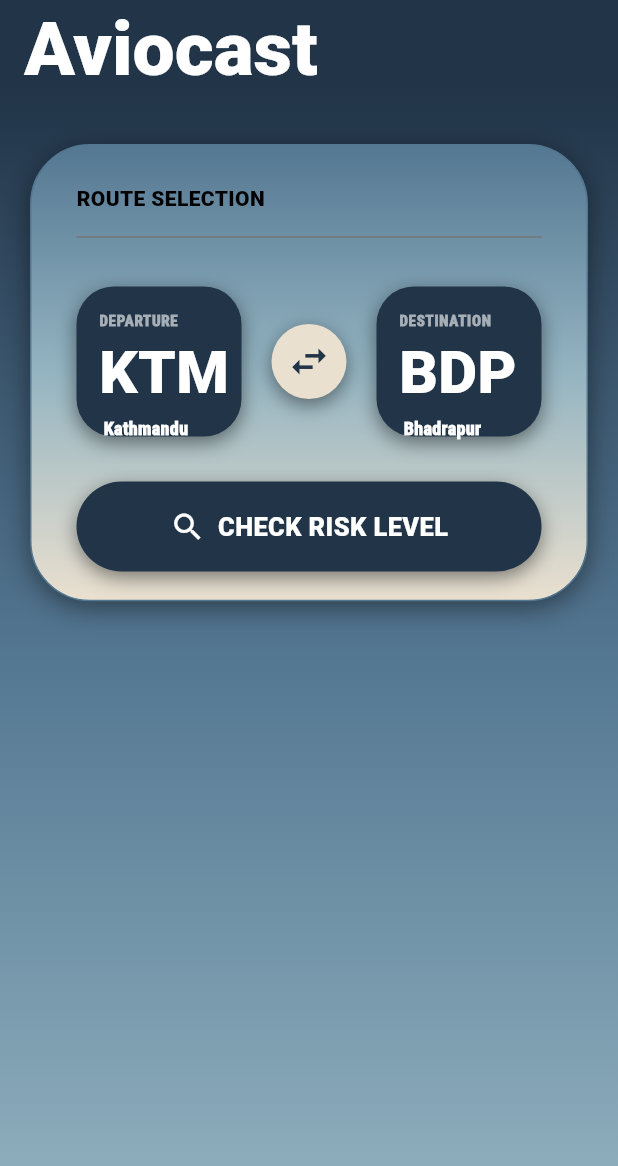
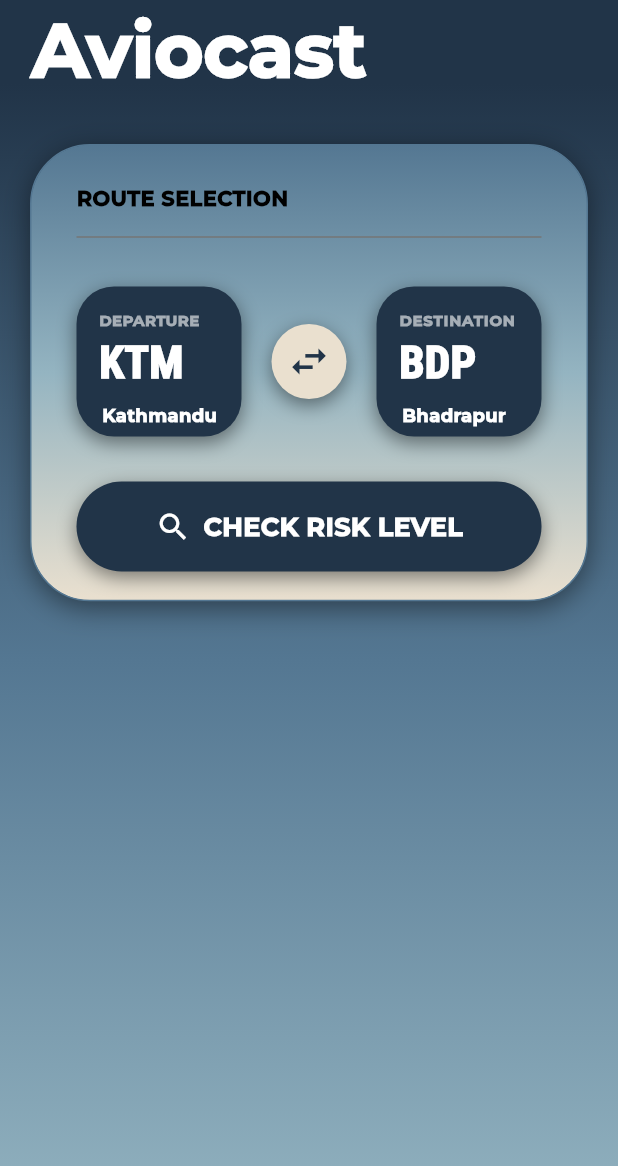
Before and after one commit to Mandipgit/AvioCast, a Flutter app: the screen it shows after launch, on a phone screen of 412 x 824 dp. Shown: the top 1166 px of the screen. Run offline on Flutter 3.47's test engine with Material 3 defaults, Android fonts, the light colour scheme and no system bars; network calls fail.

Commit message:
Dashboard PopUp update

```diff
--- a/aviocast/lib/Models/airport_models.dart
+++ b/aviocast/lib/Models/airport_models.dart
@@ -2,20 +2,22 @@
 import 'package:http/http.dart' as http;
 
 class ApiService {
-  static const String baseUrl = 'http://10.0.2.2:8000';
+  static const String baseUrl = 'http://192.168.1.119:8000';//PC IP
   // Use 127.0.0.1 ONLY for web
   // 10.0.2.2 = Android emulator
   // Use your PC IP for real device
-  static Future<List<dynamic>> getAirports() async {
+static Future<List<dynamic>> getAirports() async {
   final uri = Uri.parse('$baseUrl/airports');
-
   final response = await http.get(uri);
 
   if (response.statusCode == 200) {
-    final data = json.decode(response.body);
-    return data['airports'];
+    final data = json.decode(response.body) as Map<String, dynamic>;
+    return data['airports'] as List<dynamic>; // <- correct
   } else {
     throw Exception('Failed to load airports');
   }
 }
+
+
+
 }
--- a/aviocast/lib/Views/Dashboard/Dashboard.dart
+++ b/aviocast/lib/Views/Dashboard/Dashboard.dart
@@ -9,7 +9,7 @@
 // Tertary:94B4C1
 // Last:EAE0CF
 bool TransferMode = false;
-bool dest_deptSelected=false;
+bool dest_deptSelected = false;
 
 class Dashboard extends StatefulWidget {
   const Dashboard({super.key});
@@ -32,6 +32,7 @@
     final data = await ApiService.getAirports();
     setState(() => airports = data);
   }
+
   bool TransferMode = false;
   @override
   Widget build(BuildContext context) {
@@ -39,12 +40,12 @@
       appBar: AppBar(
         backgroundColor: Color(0xFF213448),
         title: Padding(
-          padding: const EdgeInsets.only(top: 10),
+          padding: const EdgeInsets.only(top: 10,left:5),
           child: Text(
             "Aviocast",
             style: TextStyle(
               fontSize: 50,
-              fontFamily: "Playfair Display",
+              fontFamily: "Montserrat",
               fontWeight: FontWeight.w900,
               color: Colors.white,
             ),
@@ -125,20 +126,26 @@
                             Padding(
                               padding: const EdgeInsets.only(left: 30),
                               child: GestureDetector(
-                                onTapUp: (_)=>setState(() {
-                                  dest_deptSelected=true;
+                                onTapUp: (_) => setState(() {
+                                  dest_deptSelected = true;
                                 }),
-                                onTapDown: (_)=>setState(() {
-                                  dest_deptSelected=true;
+                                onTapDown: (_) => setState(() {
+                                  dest_deptSelected = true;
                                 }),
-                                onTapCancel: ()=>setState(() {
-                                  dest_deptSelected=true;
+                                onTapCancel: () => setState(() {
+                                  dest_deptSelected = true;
                                 }),
-                                onTap: () => setState(() {
-                                  PageRouteBuilder(pageBuilder: (_, __, ___){
-                                    return Stationselectpopup();
-                                  });
-                                }),
+                                onTap: () {
+                                  Navigator.push(
+                                    context,
+                                    PageRouteBuilder(
+                                      opaque: false,
+                                      pageBuilder: (_, __, ___) =>
+                                          Stationselectpopup(),
+                                    ),
+                                  );
+                                },
+
                                 child: Container(
                                   height: 100,
                                   width: 110,
@@ -154,38 +161,45 @@
                                     borderRadius: BorderRadius.circular(25),
                                   ),
                                   child: Padding(
-                                    padding: const EdgeInsets.only(left:15),
+                                    padding: const EdgeInsets.only(left: 15),
                                     child: Column(
-                                      crossAxisAlignment: CrossAxisAlignment.start,
+                                      crossAxisAlignment:
+                                          CrossAxisAlignment.start,
                                       children: [
                                         Padding(
-                                          padding: const EdgeInsets.only(top:15),
-                                          child: Text("DEPARTURE",
+                                          padding: const EdgeInsets.only(
+                                            top: 15,
+                                          ),
+                                          child: Text(
+                                            "DEPARTURE",
                                             style: TextStyle(
                                               color: Colors.white60,
-                                            fontFamily: 'Roboto Condensed',
-                                            letterSpacing: 0.5,
+                                              fontFamily: 'Montserrat',
                                               fontSize: 10,
-                                            fontWeight: FontWeight.w900
+                                              fontWeight: FontWeight.w900,
                                             ),
                                           ),
                                         ),
-                                        Text("KTM",
+                                        Text(
+                                          "KTM",
                                           style: TextStyle(
-                                          fontFamily: 'Playfair Display',
+                                            fontFamily: 'Roboto Condensed',
                                             color: Colors.white,
-                                          fontSize: 40,
-                                          fontWeight: FontWeight.w900
+                                            fontSize: 30,
+                                            fontWeight: FontWeight.w900,
                                           ),
                                         ),
                                         Padding(
-                                          padding: const EdgeInsets.only(left:3),
-                                          child: Text("Kathmandu",
+                                          padding: const EdgeInsets.only(
+                                            left: 2,top: 5
+                                          ),
+                                          child: Text(
+                                            "Kathmandu",
                                             style: TextStyle(
                                               color: Colors.white,
-                                            fontFamily: 'Roboto Condensed',
+                                              fontFamily: 'Montserrat',
                                               fontSize: 12,
-                                            fontWeight: FontWeight.w900
+                                              fontWeight: FontWeight.w900,
                                             ),
                                           ),
                                         ),
@@ -256,38 +270,42 @@
                                   borderRadius: BorderRadius.circular(25),
                                 ),
                                 child: Padding(
-                                  padding: const EdgeInsets.only(left:15),
+                                  padding: const EdgeInsets.only(left: 15),
                                   child: Column(
-                                    crossAxisAlignment: CrossAxisAlignment.start,
+                                    crossAxisAlignment:
+                                        CrossAxisAlignment.start,
                                     children: [
                                       Padding(
-                                        padding: const EdgeInsets.only(top:15),
-                                        child: Text("DESTINATION",
+                                        padding: const EdgeInsets.only(top: 15),
+                                        child: Text(
+                                          "DESTINATION",
                                           style: TextStyle(
                                             color: Colors.white60,
-                                          fontFamily: 'Roboto Condensed',
+                                            fontFamily: 'Montserrat',
                                             letterSpacing: 0.5,
                                             fontSize: 10,
-                                          fontWeight: FontWeight.w900
+                                            fontWeight: FontWeight.w900,
                                           ),
                                         ),
                                       ),
-                                      Text("BDP",
+                                      Text(
+                                        "BDP",
                                         style: TextStyle(
-                                        fontFamily: 'Playfair Display',
+                                          fontFamily: 'Roboto Condensed',
                                           color: Colors.white,
-                                        fontSize: 40,
-                                        fontWeight: FontWeight.w900
+                                          fontSize: 30,
+                                          fontWeight: FontWeight.w900,
                                         ),
                                       ),
                                       Padding(
-                                        padding: const EdgeInsets.only(left:3),
-                                        child: Text("Bhadrapur",
+                                        padding: const EdgeInsets.only(top: 5,left: 2),
+                                        child: Text(
+                                          "Bhadrapur",
                                           style: TextStyle(
                                             color: Colors.white,
-                                          fontFamily: 'Roboto Condensed',
+                                            fontFamily: 'Montserrat',
                                             fontSize: 12,
-                                          fontWeight: FontWeight.w900
+                                            fontWeight: FontWeight.w900,
                                           ),
                                         ),
                                       ),
@@ -326,16 +344,15 @@
                               Row(
                                 mainAxisAlignment: MainAxisAlignment.center,
                                 children: [
-                                  Icon(Icons.search,
-                                  color: Colors.white,
-                                  ),
+                                  Icon(Icons.search, color: Colors.white),
                                   const SizedBox(width: 8),
-                                  Text("CHECK RISK LEVEL",
+                                  Text(
+                                    "CHECK RISK LEVEL",
                                     style: TextStyle(
                                       color: Colors.white,
                                       fontFamily: 'Montserrat',
                                       fontSize: 17,
-                                    fontWeight: FontWeight.w900
+                                      fontWeight: FontWeight.w900,
                                     ),
                                   ),
                                 ],
```
Also changed, not shown: aviocast/lib/Views/Dashboard/StationSelectPopup.dart (+149 -7 lines), aviocast/pubspec.yaml (+22 -0 lines), aviocast/assets/fonts/Montserrat-Bold.ttf (added), aviocast/assets/fonts/Montserrat-Regular.ttf (added), aviocast/assets/fonts/PlayfairDisplay-Bold.ttf (added), aviocast/assets/fonts/PlayfairDisplay-Regular.ttf (added), aviocast/assets/fonts/RobotoCondensed-Bold.ttf (added), aviocast/assets/fonts/RobotoCondensed-Regular.ttf (added), 1 other file. Lines whose indentation alone changed are shown as unchanged.
